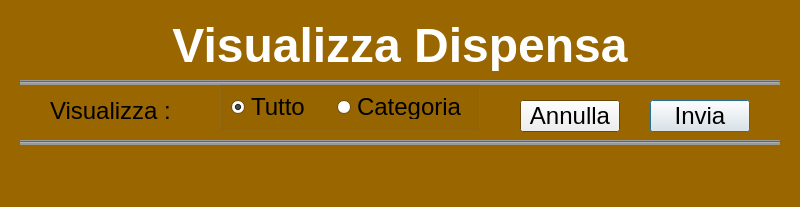
This is Source/visualizza.ui in LoboBlanco761/Dispensa as Qt 5 draws it before an edit. The edited form follows.
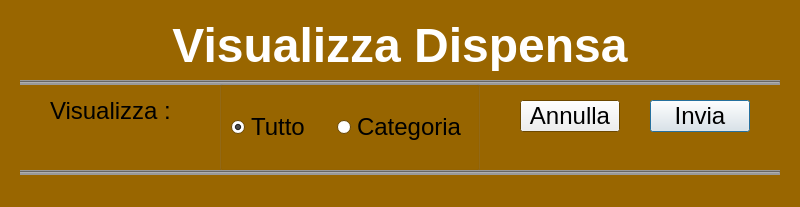
This is the edited form.

Patch:
```diff
--- a/Source/visualizza.ui
+++ b/Source/visualizza.ui
@@ -187,7 +187,7 @@
      <x>219</x>
      <y>80</y>
      <width>261</width>
-     <height>51</height>
+     <height>91</height>
     </rect>
    </property>
    <property name="title">
@@ -230,7 +230,7 @@
    <property name="geometry">
     <rect>
      <x>20</x>
-     <y>140</y>
+     <y>170</y>
      <width>760</width>
      <height>5</height>
     </rect>
```
